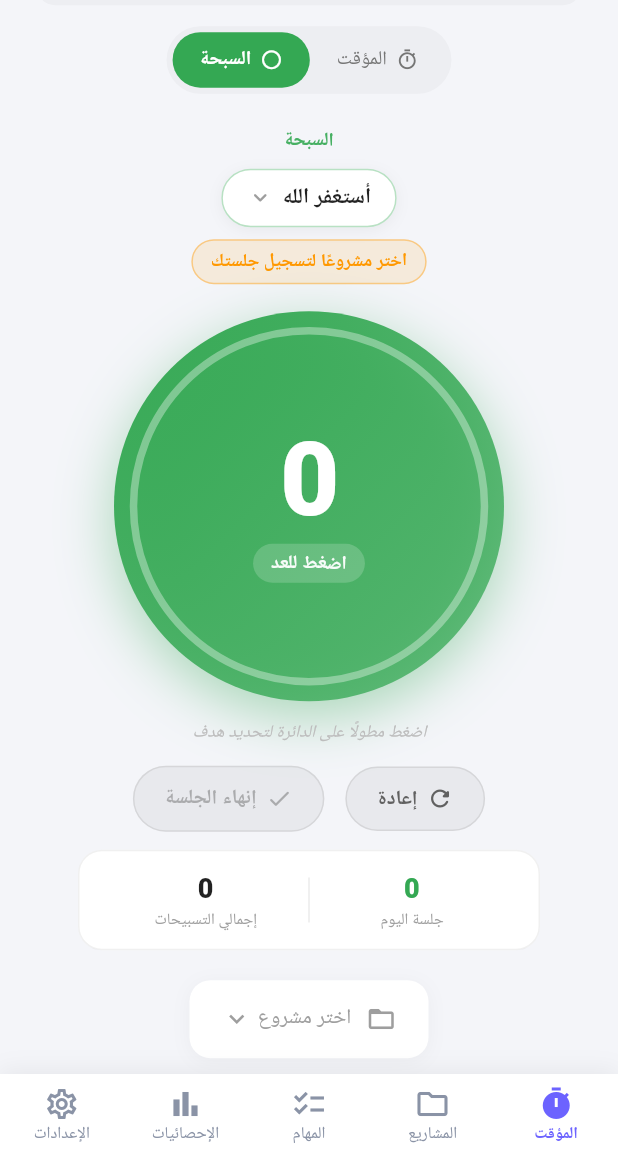
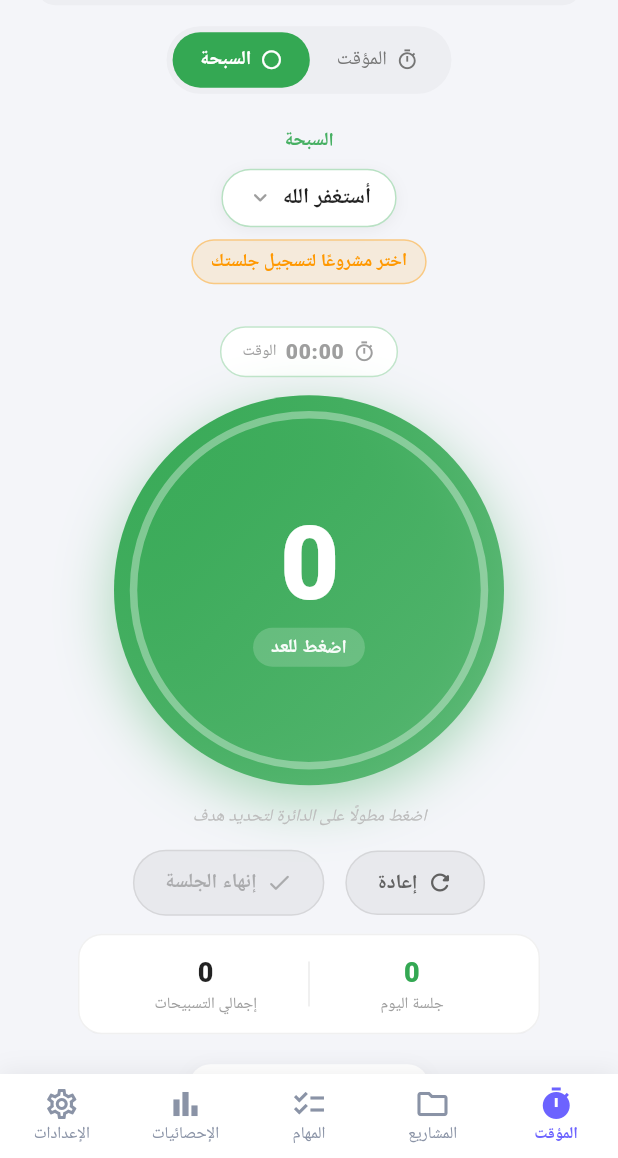
Before and after one commit to amr-2155/pomodoro-pro, a Flutter app: the screen it shows after launch, on a phone screen of 412 x 824 dp, the part 78-1236 px from its top. Run offline on Flutter 3.47's test engine with Material 3 defaults, Android fonts, the phone set to English and light mode, and no system bars; our stand-ins replace audioplayers, fl_chart, flutter_local_notifications, hive, hive_flutter, share_plus and 2 more; missing offline and left inert: dart:js_interop, flutter_foreground_task; accounts and stored records are empty.

Commit message:
Add live ascending time (mm:ss) to dhikr counter; v1.3.0

```diff
--- a/lib/l10n/app_localizations.dart
+++ b/lib/l10n/app_localizations.dart
@@ -188,6 +188,7 @@ class AppLocalizations {
   String get totalTasbeehLabel => _t({'ar': 'إجمالي التسبيحات', 'en': 'Total tasbeeh'});
   String get goalCardTitle => _t({'ar': 'الهدف', 'en': 'Goal'});
   String get noGoalSet => _t({'ar': 'اضغط مطولًا على الدائرة لتحديد هدف', 'en': 'Long-press the circle to set a goal'});
+  String get ascendingTimeLabel => _t({'ar': 'الوقت', 'en': 'time'});
 
   // ─── Project Goal Editor ───
   String get unitMinuteShort => _t({'ar': 'د', 'en': 'm'});
--- a/lib/screens/timer_screen.dart
+++ b/lib/screens/timer_screen.dart
@@ -1365,7 +1365,9 @@ class _TasbeehView extends StatefulWidget {
 class _TasbeehViewState extends State<_TasbeehView>
     with SingleTickerProviderStateMixin {
   late AnimationController _pulse;
+  Timer? _ticker;
   bool _pressed = false;
+  int _tick = 0;
 
   @override
   void initState() {
@@ -1375,10 +1377,19 @@ class _TasbeehViewState extends State<_TasbeehView>
       duration: const Duration(milliseconds: 160),
       value: 1.0,
     );
-  }
-
-  @override
+    // Live ascending time display while the dhikr session is active.
+    _ticker = Timer.periodic(const Duration(seconds: 1), (_) {
+      if (!mounted) return;
+      final svc = context.read<TasbeehService>();
+      if (svc.isActive) {
+        setState(() => _tick++);
+      }
+    });
+  }
+
+@override
   void dispose() {
+    _ticker?.cancel();
     _pulse.dispose();
     super.dispose();
   }
@@ -1511,6 +1522,17 @@ class _TasbeehViewState extends State<_TasbeehView>
         ),
 
         const SizedBox(height: 18),
+
+        // ── Live time + count header (ascending stopwatch) ──
+        const SizedBox(height: 10),
+        _LiveTasbeehTime(
+          key: ValueKey(_tick),
+          elapsed: svc.elapsedSeconds,
+          active: svc.isActive,
+          accent: accent,
+          isDark: widget.isDark,
+        ),
+        const SizedBox(height: 12),
 
         // ── THE CIRCLE — single GestureDetector owns everything ──
         Listener(
@@ -1928,6 +1950,61 @@ class _TasbeehViewState extends State<_TasbeehView>
   }
 }
 
+class _LiveTasbeehTime extends StatelessWidget {
+  final int elapsed;
+  final bool active;
+  final Color accent;
+  final bool isDark;
+
+  const _LiveTasbeehTime({
+    super.key,
+    required this.elapsed,
+    required this.active,
+    required this.accent,
+    required this.isDark,
+  });
+
+  @override
+  Widget build(BuildContext context) {
+    final l10n = AppLocalizations.of(context);
+    final mm = (elapsed ~/ 60).toString().padLeft(2, '0');
+    final ss = (elapsed % 60).toString().padLeft(2, '0');
+    return Container(
+      padding: const EdgeInsets.symmetric(horizontal: 14, vertical: 6),
+      decoration: BoxDecoration(
+        color: isDark
+            ? Colors.white.withValues(alpha: 0.05)
+            : Colors.white,
+        borderRadius: BorderRadius.circular(20),
+        border: Border.all(color: accent.withValues(alpha: 0.3)),
+      ),
+      child: Row(
+        mainAxisSize: MainAxisSize.min,
+        children: [
+          Icon(active ? Icons.timer_rounded : Icons.timer_outlined,
+              size: 15, color: active ? accent : Colors.grey[500]),
+          const SizedBox(width: 6),
+Text(
+                            '$mm:$ss',
+                            style: TextStyle(
+                              fontSize: 14,
+                              fontWeight: FontWeight.w800,
+                              letterSpacing: 0.5,
+                              color: active ? accent : Colors.grey[500],
+                            ),
+                          ),
+          const SizedBox(width: 6),
+          Text(
+            l10n.ascendingTimeLabel,
+            style: TextStyle(
+                fontSize: 10.5, color: Colors.grey[500], height: 1.4),
+          ),
+        ],
+      ),
+    );
+  }
+}
+
 class _QuickStatsCard extends StatelessWidget {
   final bool isDark;
   final Color accent;
--- a/pubspec.yaml
+++ b/pubspec.yaml
@@ -1,7 +1,7 @@
 name: pomodoro_app
 description: Professional Pomodoro Timer with Statistics & Projects
 publish_to: 'none'
-version: 1.2.0+3
+version: 1.3.0+4
 
 environment:
   sdk: '>=3.6.0 <4.0.0'
```
